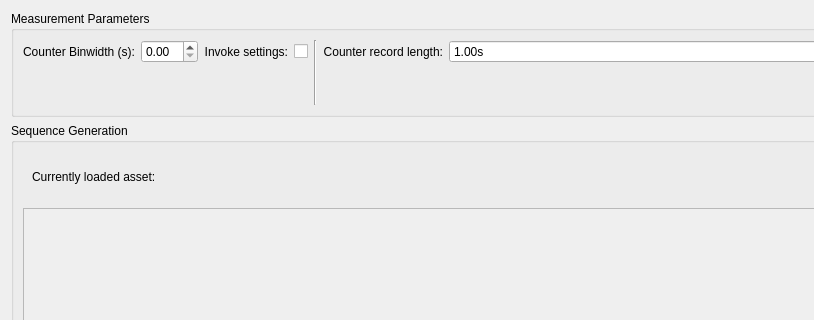
First picture: the form in src/qudi/gui/qdyne/ui/generation_widget.ui, repository Ulm-IQO/qudi-iqo-modules, before the edit; both pictures show x 0 to 814 and y 0 to 320 of the 1031 by 908 pixel window.
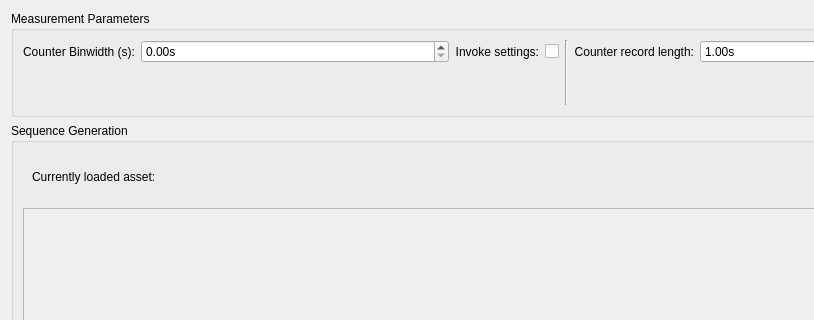
Second picture: the form after the edit. Custom widgets are drawn as their Qt base class.

Commit message: fixed gui and some dummy properties

Patch:
```diff
--- a/src/qudi/gui/qdyne/ui/generation_widget.ui
+++ b/src/qudi/gui/qdyne/ui/generation_widget.ui
@@ -121,7 +121,17 @@
            </widget>
           </item>
           <item row="0" column="1">
-           <widget class="ScienDSpinBox" name="binwidth_spinbox"/>
+           <widget class="ScienDSpinBox" name="binwidth_spinbox">
+            <property name="sizePolicy">
+             <sizepolicy hsizetype="Expanding" vsizetype="Fixed">
+              <horstretch>0</horstretch>
+              <verstretch>0</verstretch>
+             </sizepolicy>
+            </property>
+            <property name="suffix">
+             <string>s</string>
+            </property>
+           </widget>
           </item>
          </layout>
         </item>
```
The commit also changes 3 other files.
